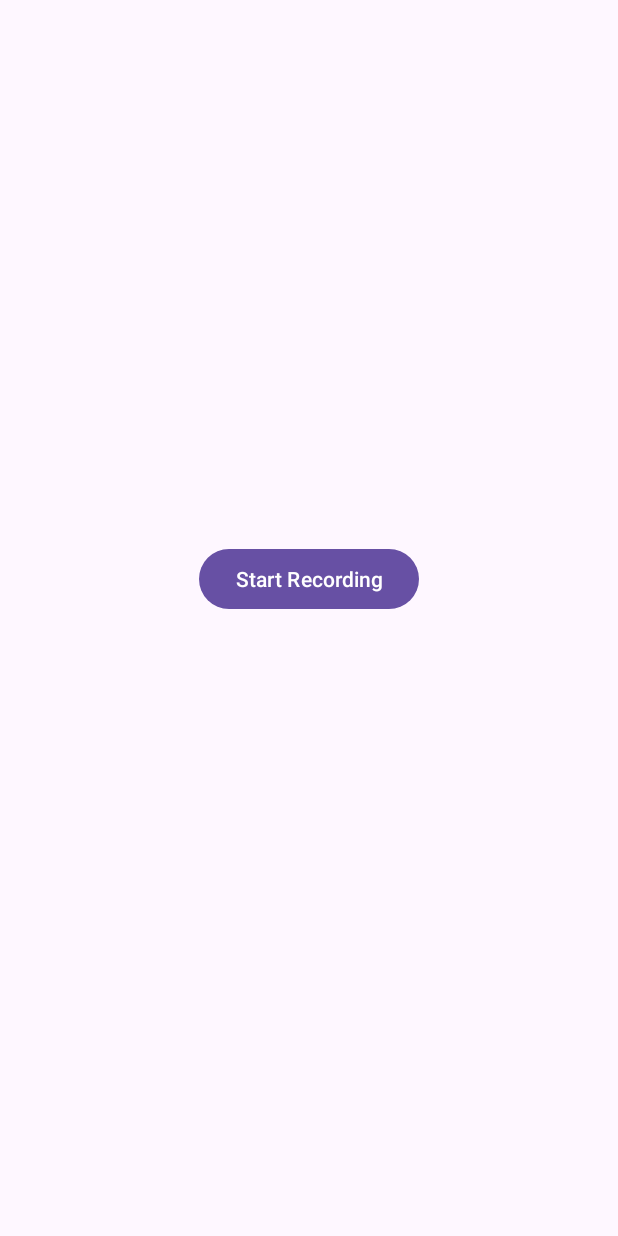
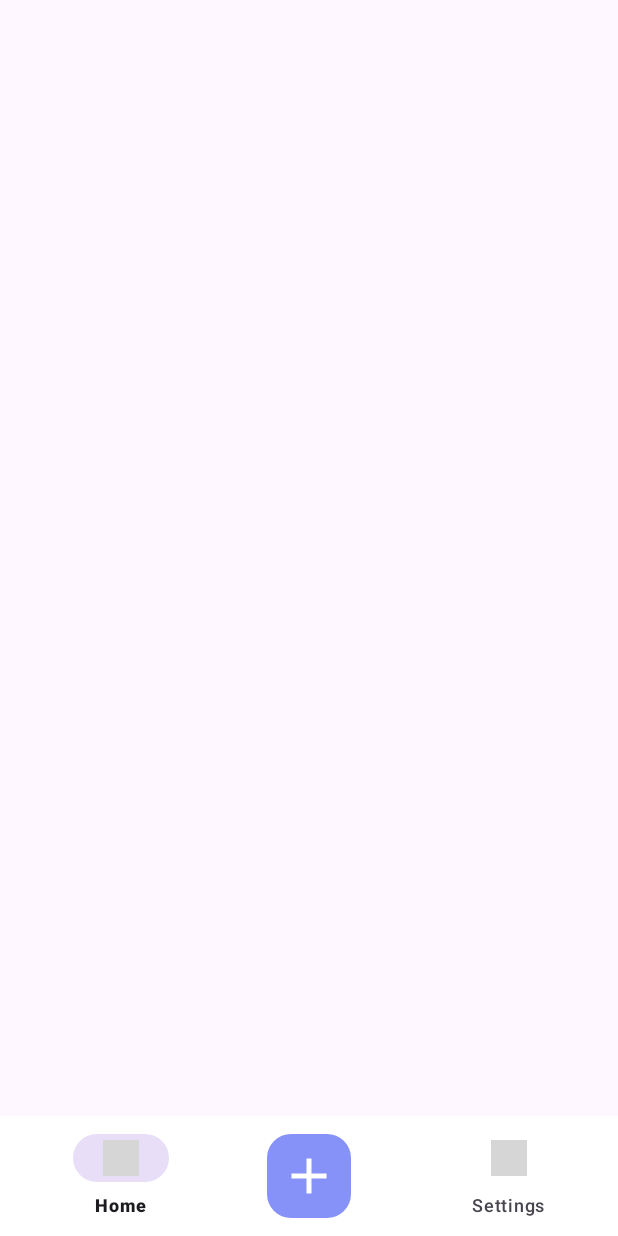
Before and after one commit to rahmanfaisal0414/C241-PS042-Capstone-Yap2Type, an Android app: the screen it shows after launch (MainActivity), on a phone screen of 412 x 824 dp. Run offline under Robolectric (Android 15) with nearby library versions, the phone set to English and light mode, and no system bars; grey boxes are pictures that could not be loaded.

Commit message:
Make bottom Navigation

```diff
--- a/MD/Yap2Type/app/build.gradle.kts
+++ b/MD/Yap2Type/app/build.gradle.kts
@@ -33,6 +33,9 @@ android {
     kotlinOptions {
         jvmTarget = "1.8"
     }
+    buildFeatures {
+        viewBinding = true
+    }
 }
 
 dependencies {
@@ -44,4 +47,8 @@ dependencies {
     testImplementation("junit:junit:4.13.2")
     androidTestImplementation("androidx.test.ext:junit:1.1.5")
     androidTestImplementation("androidx.test.espresso:espresso-core:3.5.1")
+    implementation("androidx.navigation:navigation-fragment-ktx:2.5.3")
+    implementation("androidx.navigation:navigation-ui-ktx:2.5.3")
+
+    implementation("com.google.android.material:material:1.3.0-alpha03")
 }
--- a/MD/Yap2Type/app/src/main/java/com/rahman/yap2type/MainActivity.kt
+++ b/MD/Yap2Type/app/src/main/java/com/rahman/yap2type/MainActivity.kt
@@ -15,67 +15,8 @@ import java.util.*
 
 class MainActivity : AppCompatActivity() {
 
-    private lateinit var speechRecognizer: SpeechRecognizer
-    private lateinit var recognizerIntent: Intent
-    private lateinit var btnRecord: Button
-    private lateinit var tvText: TextView
-
     override fun onCreate(savedInstanceState: Bundle?) {
         super.onCreate(savedInstanceState)
         setContentView(R.layout.activity_main)
-
-        btnRecord = findViewById(R.id.btnRecord)
-        tvText = findViewById(R.id.tvText)
-
-        if (ActivityCompat.checkSelfPermission(this, Manifest.permission.RECORD_AUDIO) != PackageManager.PERMISSION_GRANTED) {
-            ActivityCompat.requestPermissions(this, arrayOf(Manifest.permission.RECORD_AUDIO), 1)
-        }
-
-        speechRecognizer = SpeechRecognizer.createSpeechRecognizer(this)
-        recognizerIntent = Intent(RecognizerIntent.ACTION_RECOGNIZE_SPEECH).apply {
-            putExtra(RecognizerIntent.EXTRA_LANGUAGE_MODEL, RecognizerIntent.LANGUAGE_MODEL_FREE_FORM)
-            putExtra(RecognizerIntent.EXTRA_LANGUAGE, Locale.getDefault())
-        }
-
-        speechRecognizer.setRecognitionListener(object : RecognitionListener {
-            override fun onReadyForSpeech(params: Bundle?) {
-                btnRecord.text = "Listening..."
-            }
-
-            override fun onBeginningOfSpeech() {}
-            override fun onRmsChanged(rmsdB: Float) {}
-            override fun onBufferReceived(buffer: ByteArray?) {}
-            override fun onEndOfSpeech() {
-                btnRecord.text = "Start Recording"
-            }
-
-            override fun onError(error: Int) {
-                btnRecord.text = "Start Recording"
-                tvText.text = "Error recognizing speech"
-            }
-
-            override fun onResults(results: Bundle?) {
-                val matches = results?.getStringArrayList(SpeechRecognizer.RESULTS_RECOGNITION)
-                if (matches != null) {
-                    tvText.text = matches[0]
-                }
-            }
-
-            override fun onPartialResults(partialResults: Bundle?) {}
-            override fun onEvent(eventType: Int, params: Bundle?) {}
-        })
-
-        btnRecord.setOnClickListener {
-            if (btnRecord.text == "Start Recording") {
-                speechRecognizer.startListening(recognizerIntent)
-            } else {
-                speechRecognizer.stopListening()
-            }
-        }
-    }
-
-    override fun onDestroy() {
-        super.onDestroy()
-        speechRecognizer.destroy()
     }
 }
--- /dev/null
+++ b/MD/Yap2Type/app/src/main/res/drawable/ic_add.xml
@@ -0,0 +1,5 @@
+<vector android:height="24dp" android:tint="#000000"
+    android:viewportHeight="24" android:viewportWidth="24"
+    android:width="24dp" xmlns:android="http://schemas.android.com/apk/res/android">
+    <path android:fillColor="@android:color/white" android:pathData="M19,13h-6v6h-2v-6H5v-2h6V5h2v6h6v2z"/>
+</vector>
--- a/MD/Yap2Type/app/src/main/res/layout/activity_main.xml
+++ b/MD/Yap2Type/app/src/main/res/layout/activity_main.xml
@@ -1,23 +1,49 @@
 <?xml version="1.0" encoding="utf-8"?>
-<LinearLayout xmlns:android="http://schemas.android.com/apk/res/android"
+<androidx.constraintlayout.widget.ConstraintLayout
+    xmlns:android="http://schemas.android.com/apk/res/android"
     xmlns:app="http://schemas.android.com/apk/res-auto"
     xmlns:tools="http://schemas.android.com/tools"
     android:layout_width="match_parent"
     android:layout_height="match_parent"
-    android:orientation="vertical"
-    android:gravity="center"
     tools:context=".MainActivity">
 
-    <Button
-        android:id="@+id/btnRecord"
-        android:layout_width="wrap_content"
-        android:layout_height="wrap_content"
-        android:text="Start Recording"/>
+    <androidx.coordinatorlayout.widget.CoordinatorLayout
+        android:layout_width="match_parent"
+        android:layout_height="match_parent"
+        app:layout_constraintBottom_toBottomOf="parent">
 
-    <TextView
-        android:id="@+id/tvText"
-        android:layout_width="wrap_content"
-        android:layout_height="wrap_content"
-        android:padding="16dp"/>
+        <com.google.android.material.bottomappbar.BottomAppBar
+            android:id="@+id/bottomAppBar"
+            android:layout_width="match_parent"
+            android:layout_height="wrap_content"
+            android:layout_gravity="bottom"
+            android:backgroundTint="@color/white"
+            app:fabAlignmentMode="center"
+            app:fabCradleMargin="10dp"
+            app:fabCradleRoundedCornerRadius="50dp"
+            app:fabCradleVerticalOffset="10dp">
 
-</LinearLayout>
+            <com.google.android.material.bottomnavigation.BottomNavigationView
+                android:id="@+id/bottomNavigationView"
+                android:layout_width="match_parent"
+                android:layout_height="wrap_content"
+                android:background="@android:color/transparent"
+                app:menu="@menu/bottom_menu"
+                app:labelVisibilityMode="labeled"
+                app:elevation="0dp" />
+        </com.google.android.material.bottomappbar.BottomAppBar>
+
+        <com.google.android.material.floatingactionbutton.FloatingActionButton
+            android:id="@+id/fab"
+            android:layout_width="wrap_content"
+            android:layout_height="wrap_content"
+            android:src="@drawable/ic_add"
+            android:backgroundTint="@color/lavender"
+            app:layout_anchor="@id/bottomAppBar"
+            app:layout_anchorGravity="center"
+            app:maxImageSize="40dp"
+            app:tint="@color/white" />
+
+    </androidx.coordinatorlayout.widget.CoordinatorLayout>
+
+</androidx.constraintlayout.widget.ConstraintLayout>
--- /dev/null
+++ b/MD/Yap2Type/app/src/main/res/menu/bottom_menu.xml
@@ -0,0 +1,18 @@
+<?xml version="1.0" encoding="utf-8"?>
+<menu xmlns:android="http://schemas.android.com/apk/res/android">
+
+    <item
+        android:id="@+id/home"
+        android:title="Home"
+        android:icon="@drawable/ic_home" />
+
+    <item
+        android:enabled="false"
+        android:title="" />
+
+    <item
+        android:id="@+id/settings"
+        android:icon="@drawable/ic_settings"
+        android:title="Settings" />
+
+</menu>
--- a/MD/Yap2Type/app/src/main/res/values/colors.xml
+++ b/MD/Yap2Type/app/src/main/res/values/colors.xml
@@ -1,5 +1,11 @@
 <?xml version="1.0" encoding="utf-8"?>
 <resources>
+    <color name="purple_200">#FFBB86FC</color>
+    <color name="purple_500">#FF6200EE</color>
+    <color name="purple_700">#FF3700B3</color>
+    <color name="teal_200">#FF03DAC5</color>
+    <color name="teal_700">#FF018786</color>
     <color name="black">#FF000000</color>
     <color name="white">#FFFFFFFF</color>
+    <color name="lavender">#8692f7</color>
 </resources>
--- a/MD/Yap2Type/app/src/main/res/values/strings.xml
+++ b/MD/Yap2Type/app/src/main/res/values/strings.xml
@@ -1,3 +1,7 @@
 <resources>
-    <string name="app_name">Yap2Type</string>
+    <string name="app_name">VoiceToText</string>
+    <string name="home_desc">Home</string>
+    <string name="add_desc">Add Audio</string>
+    <string name="settings_desc">Settings</string>
+    <string name="illustration_desc">Illustration</string>
 </resources>
--- a/MD/Yap2Type/app/src/main/res/values/themes.xml
+++ b/MD/Yap2Type/app/src/main/res/values/themes.xml
@@ -5,5 +5,17 @@
         <!-- <item name="colorPrimary">@color/my_light_primary</item> -->
     </style>
 
-    <style name="Theme.Yap2Type" parent="Base.Theme.Yap2Type" />
+    <style name="Theme.Yap2Type" parent="Base.Theme.Yap2Type">
+        <!-- Primary brand color. -->
+        <item name="colorPrimary">@color/lavender</item>
+        <item name="colorPrimaryVariant">@color/lavender</item>
+        <item name="colorOnPrimary">@color/white</item>
+        <!-- Secondary brand color. -->
+        <item name="colorSecondary">@color/teal_200</item>
+        <item name="colorSecondaryVariant">@color/teal_700</item>
+        <item name="colorOnSecondary">@color/black</item>
+        <!-- Status bar color. -->
+        <item name="android:statusBarColor">?attr/colorPrimaryVariant</item>
+        <!-- Customize your theme here. -->
+    </style>
 </resources>
```
